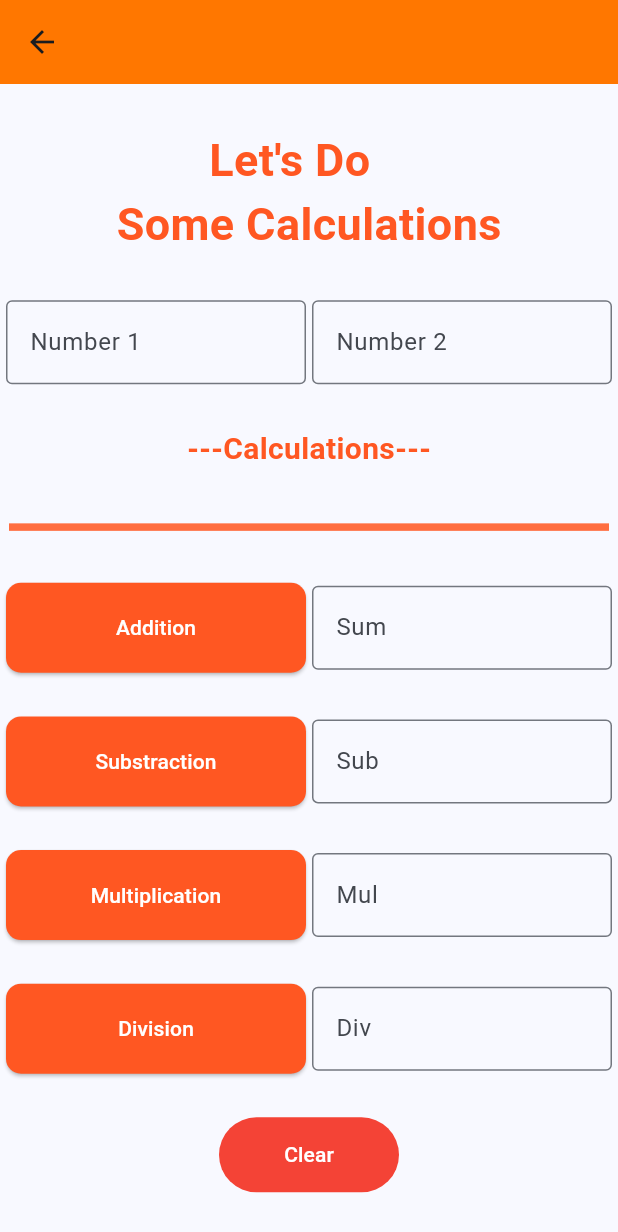
After one commit to Anandhup123/flutter_batch5, a Flutter app: the Screen10 screen opened directly, on a phone screen of 412 x 824 dp. The commit adds this screen. Shown: the top 1232 px of the screen. Run offline on Flutter 3.47's test engine with Material 3 defaults, Android fonts, the phone set to English and light mode, and no system bars.

Commit message:
added new file named page8 named Screen10 , and done a program and design part for a simple two number calculation for all arithamatic calculations 27/09/2024

```diff
--- a/lib/page8.dart
+++ b/lib/page8.dart
@@ -1,4 +1,5 @@
 import 'package:flutter/material.dart';
+import 'package:flutter_batch5/page9.dart';
 
 class Screen9 extends StatefulWidget {
   const Screen9({super.key});
@@ -13,7 +14,19 @@ class _Screen9State extends State<Screen9> {
   @override
   Widget build(BuildContext context) {
     return Scaffold(
-      appBar: AppBar(),
+      appBar: AppBar(
+        actions: [
+          IconButton(
+              onPressed: () {
+                Navigator.of(context).push(
+                  MaterialPageRoute(
+                    builder: (context) => Screen10(),
+                  ),
+                );
+              },
+              icon: Icon(Icons.arrow_forward)),
+        ],
+      ),
       body: SafeArea(
         child: Center(
           child: Column(
--- /dev/null
+++ b/lib/page9.dart
@@ -0,0 +1,248 @@
+import 'package:flutter/material.dart';
+
+class Screen10 extends StatefulWidget {
+  const Screen10({super.key});
+
+  @override
+  State<Screen10> createState() => _Screen10State();
+}
+
+class _Screen10State extends State<Screen10> {
+  final _num1 = TextEditingController();
+  final _num2 = TextEditingController();
+  final _sum = TextEditingController();
+  final _sub = TextEditingController();
+  final _multi = TextEditingController();
+  final _div = TextEditingController();
+  @override
+  Widget build(BuildContext context) {
+    return Scaffold(
+      appBar: AppBar(
+        backgroundColor: const Color.fromARGB(255, 255, 119, 0),
+      ),
+      body: SafeArea(
+          child: Center(
+        child: Column(
+          mainAxisAlignment: MainAxisAlignment.spaceEvenly,
+          children: [
+            Text(
+              "\t\t\t\t\t\t\t Let's Do \nSome Calculations",
+              style: TextStyle(
+                  fontSize: 30,
+                  fontWeight: FontWeight.w600,
+                  color: Colors.deepOrange),
+            ),
+            Row(
+              mainAxisAlignment: MainAxisAlignment.spaceEvenly,
+              children: [
+                Container(
+                  width: 200,
+                  child: TextField(
+                    keyboardType: TextInputType.number,
+                    controller: _num1,
+                    decoration: InputDecoration(
+                      labelText: "Number 1",
+                      border: OutlineInputBorder(),
+                    ),
+                  ),
+                ),
+                Container(
+                  width: 200,
+                  child: TextField(
+                    controller: _num2,
+                    decoration: InputDecoration(
+                      labelText: "Number 2",
+                      border: OutlineInputBorder(),
+                    ),
+                  ),
+                ),
+              ],
+            ),
+            Text(
+              "---Calculations---",
+              style: TextStyle(
+                  fontSize: 20,
+                  fontWeight: FontWeight.w600,
+                  color: Colors.deepOrange),
+            ),
+            Container(
+              width: 400,
+              child: Divider(
+                color: Colors.deepOrangeAccent,
+                thickness: 5,
+              ),
+            ),
+            Row(
+              mainAxisAlignment: MainAxisAlignment.spaceEvenly,
+              children: [
+                Container(
+                  width: 200,
+                  height: 60,
+                  child: ElevatedButton(
+                      style: ElevatedButton.styleFrom(
+                        backgroundColor: Colors.deepOrange,
+                        foregroundColor: Colors.white,
+                        shape: RoundedRectangleBorder(
+                          borderRadius: BorderRadius.circular(10),
+                        ),
+                      ),
+                      onPressed: () {
+                        setState(() {
+                          _sum.text =
+                              (int.parse(_num1.text) + int.parse(_num2.text))
+                                  .toString();
+                        });
+                      },
+                      child: Text("Addition")),
+                ),
+                Container(
+                  width: 200,
+                  child: TextField(
+                    readOnly: true,
+                    controller: _sum,
+                    decoration: InputDecoration(
+                      labelText: "Sum",
+                      border: OutlineInputBorder(),
+                    ),
+                  ),
+                ),
+              ],
+            ),
+            Row(
+              mainAxisAlignment: MainAxisAlignment.spaceEvenly,
+              children: [
+                Container(
+                  width: 200,
+                  height: 60,
+                  child: ElevatedButton(
+                    style: ElevatedButton.styleFrom(
+                      backgroundColor: Colors.deepOrange,
+                      foregroundColor: Colors.white,
+                      shape: RoundedRectangleBorder(
+                        borderRadius: BorderRadius.circular(10),
+                      ),
+                    ),
+                    onPressed: () {
+                      setState(() {
+                        _sub.text =
+                            (int.parse(_num1.text) - int.parse(_num2.text))
+                                .toString();
+                      });
+                    },
+                    child: Text("Substraction"),
+                  ),
+                ),
+                Container(
+                  width: 200,
+                  child: TextField(
+                    readOnly: true,
+                    controller: _sub,
+                    decoration: InputDecoration(
+                      labelText: "Sub",
+                      border: OutlineInputBorder(),
+                    ),
+                  ),
+                ),
+              ],
+            ),
+            Row(
+              mainAxisAlignment: MainAxisAlignment.spaceEvenly,
+              children: [
+                Container(
+                  width: 200,
+                  height: 60,
+                  child: ElevatedButton(
+                    style: ElevatedButton.styleFrom(
+                      backgroundColor: Colors.deepOrange,
+                      foregroundColor: Colors.white,
+                      shape: RoundedRectangleBorder(
+                        borderRadius: BorderRadius.circular(10),
+                      ),
+                    ),
+                    onPressed: () {
+                      setState(() {
+                        _multi.text =
+                            (int.parse(_num1.text) * int.parse(_num2.text))
+                                .toString();
+                      });
+                    },
+                    child: Text("Multiplication"),
+                  ),
+                ),
+                Container(
+                  width: 200,
+                  child: TextField(
+                    readOnly: true,
+                    controller: _multi,
+                    decoration: InputDecoration(
+                      labelText: "Mul",
+                      border: OutlineInputBorder(),
+                    ),
+                  ),
+                ),
+              ],
+            ),
+            Row(
+              mainAxisAlignment: MainAxisAlignment.spaceEvenly,
+              children: [
+                Container(
+                  width: 200,
+                  height: 60,
+                  child: ElevatedButton(
+                    style: ElevatedButton.styleFrom(
+                      backgroundColor: Colors.deepOrange,
+                      foregroundColor: Colors.white,
+                      shape: RoundedRectangleBorder(
+                        borderRadius: BorderRadius.circular(10),
+                      ),
+                    ),
+                    onPressed: () {
+                      setState(() {
+                        _div.text = (double.parse(_num1.text) /
+                                double.parse(_num2.text))
+                            .toStringAsFixed(3);
+                      });
+                    },
+                    child: Text("Division"),
+                  ),
+                ),
+                Container(
+                  width: 200,
+                  child: TextField(
+                    readOnly: true,
+                    controller: _div,
+                    decoration: InputDecoration(
+                      labelText: "Div",
+                      border: OutlineInputBorder(),
+                    ),
+                  ),
+                ),
+              ],
+            ),
+            SizedBox(
+              width: 120,
+              height: 50,
+              child: TextButton(
+                style: TextButton.styleFrom(
+                  backgroundColor: Colors.red,
+                  foregroundColor: Colors.white,
+                ),
+                onPressed: () {
+                  setState(() {
+                    _num1.text = "";
+                    _num2.text = "";
+                    _sum.text = "";
+                    _sub.text = "";
+                    _multi.text = "";
+                    _div.text = "";
+                  });
+                },
+                child: Text("Clear"),
+              ),
+            )
+          ],
+        ),
+      )),
+    );
+  }
+}
```
